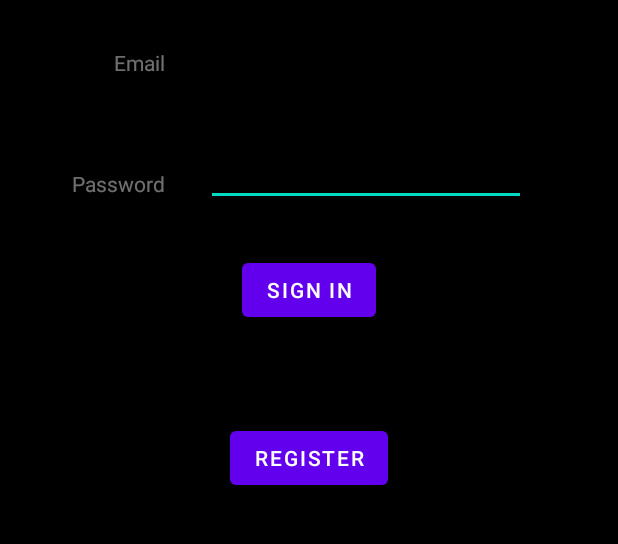
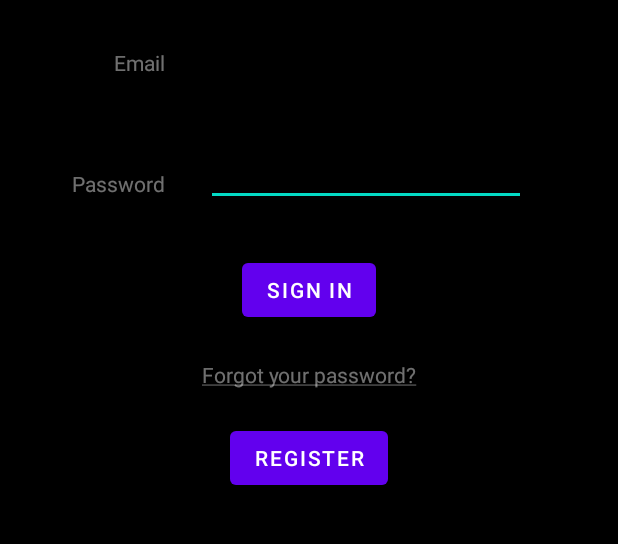
Before and after one commit to deano546/MovieBuddy, an Android app: the LogInActivity screen opened directly, with no data from a screen before it, on a phone screen of 412 x 824 dp, the part 80-624 px from its top. Run offline under Robolectric (Android 15) with nearby library versions, the phone set to English and light mode, and no system bars; our stand-ins replace Firebase (no records; nobody signed in at launch, a user with empty details on screens opened directly); network calls fail.

Commit message:
Implemented a reset password function

```diff
--- a/app/src/main/java/com/example/moviebuddy/Activities/MainActivity.java
+++ b/app/src/main/java/com/example/moviebuddy/Activities/MainActivity.java
@@ -36,8 +36,6 @@ import org.jetbrains.annotations.NotNull;
 import java.util.List;
 
 public class MainActivity extends AppCompatActivity {
-
-
 
     //Code for setting up horizontal recycler view adapted from https://www.geeksforgeeks.org/android-horizontal-recyclerview-with-examples/
 
--- a/app/src/main/java/com/example/moviebuddy/fragments/DatePickerFragment.java
+++ b/app/src/main/java/com/example/moviebuddy/fragments/DatePickerFragment.java
@@ -7,6 +7,8 @@ import android.widget.DatePicker;
 
 import androidx.annotation.NonNull;
 import androidx.fragment.app.DialogFragment;
+
+import com.example.moviebuddy.Activities.MovieNightActivity;
 
 import java.util.Calendar;
 
@@ -23,6 +25,9 @@ public class DatePickerFragment extends DialogFragment {
         int month = c.get(Calendar.MONTH);
         int day = c.get(Calendar.DAY_OF_MONTH);
         return new DatePickerDialog(getActivity(), (DatePickerDialog.OnDateSetListener) getActivity(), year, month, day);
+        //DatePickerDialog dialog = new DatePickerDialog(getActivity(),(MovieNightActivity) , year, month,day);
+        //dialog.getDatePicker().setMinDate();
+        //return dialog;
     }
 
 
--- a/app/src/main/res/layout/activity_log_in.xml
+++ b/app/src/main/res/layout/activity_log_in.xml
@@ -82,9 +82,9 @@
         android:layout_height="wrap_content"
         android:layout_marginTop="32dp"
         android:text="Sign In"
+        app:layout_constraintBottom_toTopOf="@id/btngotoRegister"
         app:layout_constraintEnd_toEndOf="parent"
         app:layout_constraintStart_toStartOf="parent"
-        app:layout_constraintBottom_toTopOf="@id/btngotoRegister"
         app:layout_constraintTop_toBottomOf="@+id/etsigninpassword" />
 
     <Button
@@ -97,4 +97,15 @@
         app:layout_constraintStart_toStartOf="parent"
         app:layout_constraintTop_toBottomOf="@+id/btnSignin" />
 
+    <TextView
+        android:id="@+id/tvforgotPW"
+        android:layout_width="wrap_content"
+        android:layout_height="wrap_content"
+        android:text="@string/forgotpassword"
+        android:textColor="#70FFFFFF"
+        app:layout_constraintBottom_toTopOf="@+id/btngotoRegister"
+        app:layout_constraintEnd_toEndOf="parent"
+        app:layout_constraintStart_toStartOf="parent"
+        app:layout_constraintTop_toBottomOf="@+id/btnSignin" />
+
 </androidx.constraintlayout.widget.ConstraintLayout>
--- a/app/src/main/res/menu/bottom_navigation_menu.xml
+++ b/app/src/main/res/menu/bottom_navigation_menu.xml
@@ -25,5 +25,5 @@
             android:id="@+id/page_5"
             android:enabled="true"
             android:icon="@drawable/notification"
-            android:title="Notifications"/>
+            android:title="Requests"/>
     </menu>
--- a/app/src/main/res/values/strings.xml
+++ b/app/src/main/res/values/strings.xml
@@ -1,3 +1,4 @@
 <resources>
     <string name="app_name">MovieBuddy</string>
+    <string name="forgotpassword"><u>Forgot your password?</u></string>
 </resources>
--- a/app/src/main/res/values/themes.xml
+++ b/app/src/main/res/values/themes.xml
@@ -14,4 +14,11 @@
         <!-- Customize your theme here. -->
         <item name="android:textColorHint">#70FFFFFF</item>
     </style>
+
+
+    <style name="MyDialogTheme" parent="Theme.AppCompat.Light.Dialog.Alert">
+        <item name="android:background">@color/black</item>
+    </style>
+
+
 </resources>
```
Also changed, not shown: app/src/main/java/com/example/moviebuddy/Activities/LogInActivity.java (+75 -0 lines), app/src/main/java/com/example/moviebuddy/Activities/MovieNightActivity.java (+8 -0 lines), app/src/main/res/layout/activity_notify.xml (+15 -3 lines).
